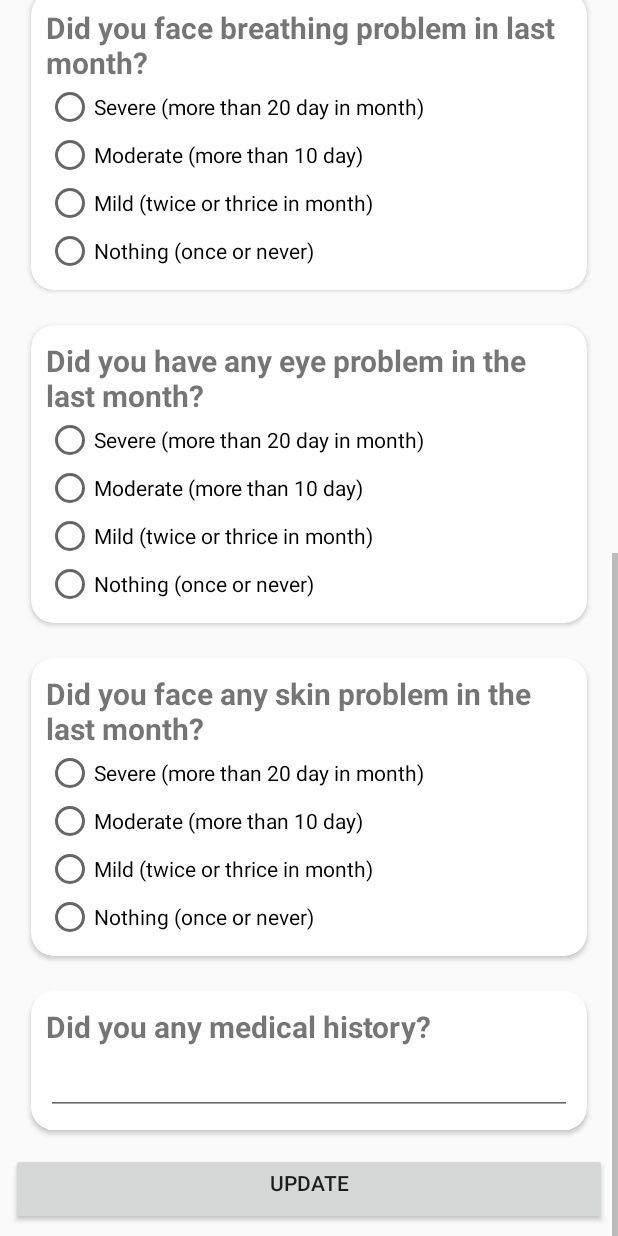
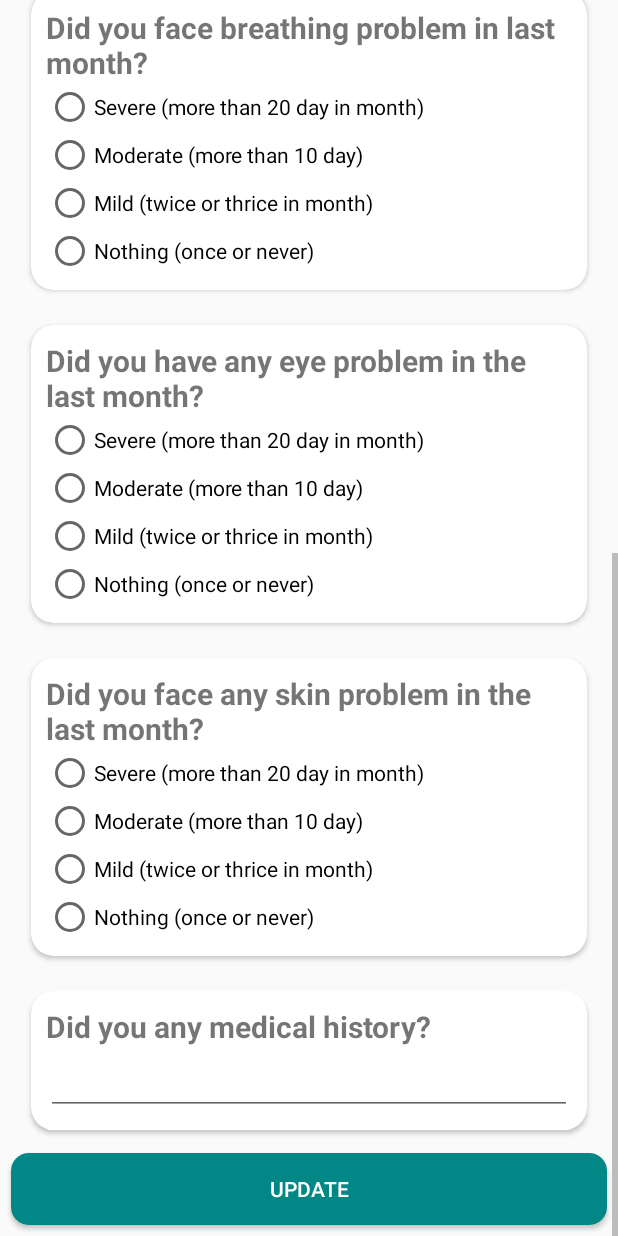
Before and after one commit to Software-Engineering-Semester-5-Project/Android-App, an Android app: the QuestionAnswerPage screen opened directly, with no data from a screen before it, scrolled down 666 dp, on a phone screen of 412 x 824 dp. Run offline under Robolectric (Android 15) with nearby library versions, the phone set to English and light mode, and no system bars.

Commit message:
minor bug fixed

```diff
--- a/app/src/main/res/layout/activity_question_answer_page.xml
+++ b/app/src/main/res/layout/activity_question_answer_page.xml
@@ -511,7 +511,9 @@
         <Button
             android:layout_width="match_parent"
             android:layout_height="wrap_content"
-            android:gravity="center_horizontal"
+            android:gravity="center"
+            android:background="@drawable/button_background"
+            android:textColor="@color/white"
             android:text="UPDATE"
             android:layout_margin="7dp"/>
     </LinearLayout>
```
